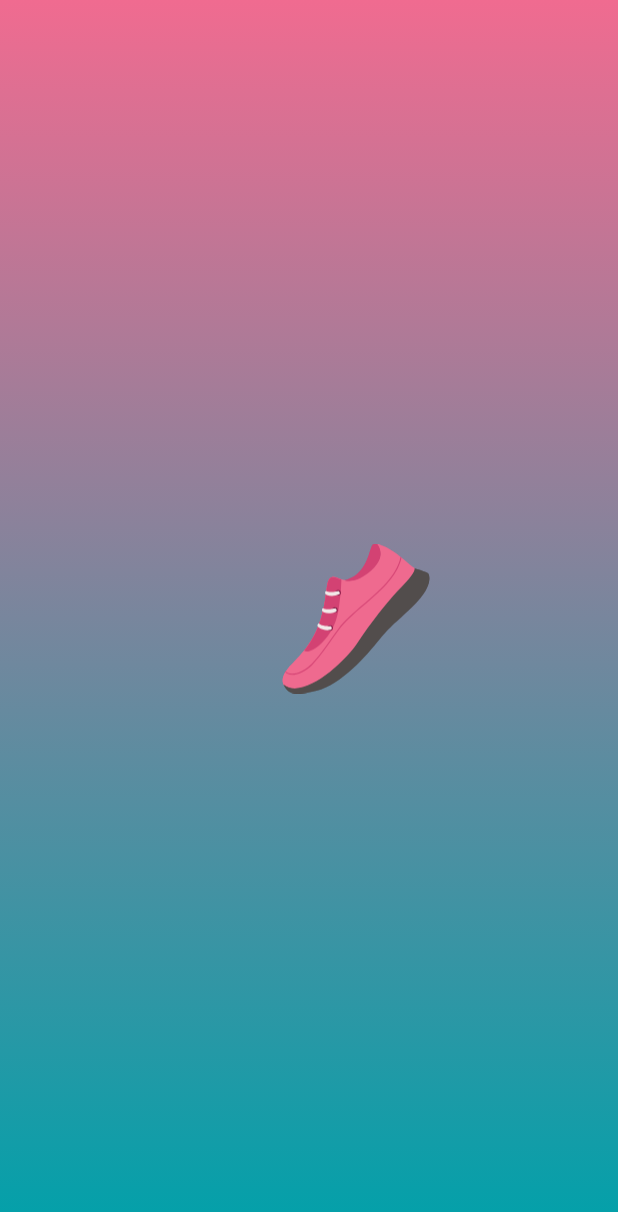
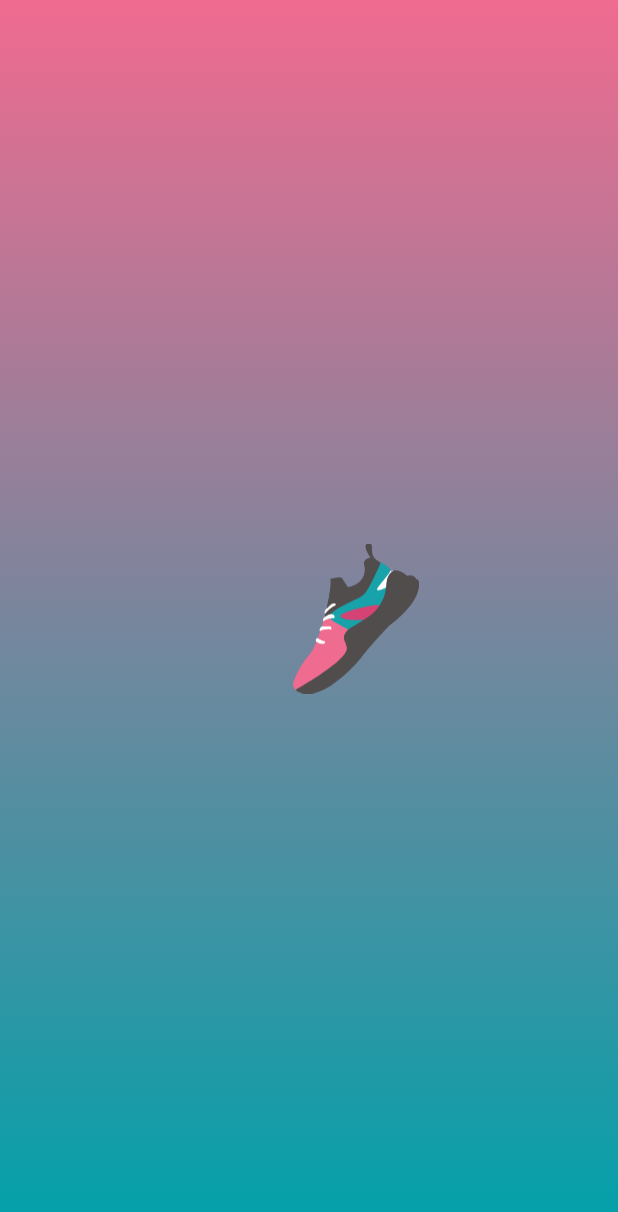
Before and after one commit to devanica/Speed, an Android app: the BrandingScreen screen opened directly, with no data from a screen before it, on a phone screen of 412 x 824 dp. Shown: the top 1212 px of the screen. Run offline under Robolectric (Android 15) with nearby library versions, the phone set to English and light mode, and no system bars.

Commit message:
Changed sneaker element

```diff
--- a/app/src/main/res/drawable/sneaker_element.xml
+++ b/app/src/main/res/drawable/sneaker_element.xml
@@ -4,36 +4,33 @@
     android:viewportWidth="300"
     android:viewportHeight="300">
   <path
-      android:pathData="M192.1,1c0,0 19.5,4.4 40.4,21.2s30.1,25.4 34.6,27.7c0,0 4.8,5.5 -24,34.9S179,159.2 153,199S43,314.4 5,281.9c0,0 -7.5,-12.3 9.2,-31.9s47.6,-43.5 64.4,-95.9s8.9,-81.5 22.6,-86.3c13.7,-4.8 30.5,24.3 73,-8.6S192.1,1 192.1,1z"
-      android:fillColor="#EF6A8F"/>
+      android:pathData="M191.8,92.8c-1.8,-3.4 22.6,-28.6 26.8,-38.3c0.3,0.6 0.6,1.2 0.8,1.8c0,0 2.2,-1.4 6.2,-1.9c-13.3,5.4 -14.5,24.4 -14.5,24.4c-0.1,3.2 -0.4,6.3 -0.8,9.2C210.4,88.1 193.9,96.7 191.8,92.8z"
+      android:fillColor="#FFFFFF"/>
   <path
-      android:pathData="M174.2,59.2C153,75.6 138.2,76.6 126.9,74c40.7,-8.8 48.7,-51.8 53.3,-65c4.6,-13.2 11.9,-8 11.9,-8S216.7,26.3 174.2,59.2z"
-      android:fillColor="#D34273"/>
+      android:pathData="M119,146.4c-6,-9.1 69.5,-26.8 78.8,-22.7c-5.9,8.9 -12,14.1 -15,17.1c-2.3,2.3 -9.5,7.2 -17.5,12.4C165.2,153.1 125,155.5 119,146.4z"
+      android:fillColor="#D44373"/>
   <path
-      android:pathData="M5,281.9c38,32.5 122,-43.2 148,-82.9s61.3,-84.6 90.1,-114.1s24,-34.9 24,-34.9s25,7.9 27.4,10.3s8.9,23.3 -23,56.5s-49,42.8 -74.3,74.3s-77.1,91.5 -126.4,103.1C21.4,305.9 14.6,299 5,281.9z"
-      android:fillColor="#524D4C"/>
+      android:pathData="M106.1,119.3c6.8,0.4 2.3,5.5 2.3,5.5c-3.9,-1.1 -16.2,11.3 -19.2,14.5c0,0 0,0 0,0c-0.4,0.5 -0.7,0.7 -0.7,0.7c-2.8,-1.3 0.3,-6.1 0.3,-6.1s0.9,-1.4 2.5,-3.3C94.8,126.3 101.3,119 106.1,119.3z"
+      android:fillColor="#FFFFFF"/>
   <path
-      android:pathData="M46.2,214.7L46.2,214.7c12,-15 24,-34.2 32.4,-60.6c16.8,-52.4 8.9,-81.5 22.6,-86.3c5.5,-1.9 11.6,1.7 19.6,4.5l0,0l-1.3,26.4c-3.9,23.6 -2.5,60.9 -31.6,93.4S46.2,214.7 46.2,214.7z"
-      android:fillColor="#D34273"/>
+      android:pathData="M119,146.4c6,9.1 46.2,6.7 46.2,6.7c-13.4,8.7 -29.4,18.2 -29.4,18.2s-0.5,0.3 -1.2,1c0,0 0,0 0,0s-28.4,-15.5 -33,-18.9c-1.7,-1.3 -2.7,-2.5 -3.2,-3.6c2.6,-0.6 5,-0.8 7,-0.3c0,0 4.2,-3 -0.7,-7c-1.3,-1.1 -3.3,-1.3 -5.4,-0.9c9,-13.2 54.4,-30.2 64.4,-38c10.7,-8.3 31.5,-55.4 35.4,-65.1c8,4.4 14.7,6.4 19.5,15.9c-4.3,9.6 -28.7,34.9 -26.8,38.3c2.1,3.8 18.6,-4.8 18.6,-4.8s0,0 0,0c0,0 0,0 0,0c0,0 0,0 0,0c-2,15.8 -7.2,27.3 -12.7,35.5C188.5,119.5 113.1,137.2 119,146.4z"
+      android:fillColor="#18A2AA"/>
   <path
-      android:pathData="M114.1,98.3m-5.5,0a5.5,5.5 0,1 1,11 0a5.5,5.5 0,1 1,-11 0"
-      android:fillColor="#811A45"/>
+      android:pathData="M199.2,38.6c-3.9,9.7 -24.7,56.8 -35.4,65.1c-10,7.8 -55.4,24.8 -64.4,38c-4.5,0.8 -9.8,3.9 -12.3,6.1c0.7,-2.8 1.5,-5.6 2.1,-8.4c0,0 0,0 0,0c3,-3.2 15.3,-15.7 19.2,-14.5c0,0 4.5,-5.1 -2.3,-5.5c-4.8,-0.3 -11.3,7 -14.8,11.4c6.4,-27.9 9.8,-52.5 7.7,-59.3c0,0 18.7,-5.1 21.8,-2.3c3,2.8 11.5,18.2 13.8,18.7c2.3,0.6 42.4,-8.1 31.4,-49.1c0,0 1.3,-9.1 14.1,-9.7c0,0 -19.7,-26.7 -5.7,-28.9c14.1,-2.2 0.9,19.2 14.2,31.1C192.3,34.6 195.9,36.8 199.2,38.6z"
+      android:fillColor="#524D4D"/>
   <path
-      android:pathData="M114.8,94.8c0,0 -17.2,4.5 -24,0.6c0,0 -4.2,0.9 -0.8,6.5c0,0 9.9,6.8 26.5,-0.2C116.5,101.7 120.1,98.4 114.8,94.8z"
-      android:fillColor="#F2E9E9"/>
+      android:pathData="M87.1,147.7c2.5,-2.2 7.8,-5.3 12.3,-6.1c2.2,-0.4 4.1,-0.2 5.4,0.9c4.9,4 0.7,7 0.7,7c-2,-0.5 -4.4,-0.3 -7,0.3c-5.4,1.2 -11.2,4 -13.3,5.1c-0.6,0.3 -0.9,0.5 -0.9,0.5c-1,-3.4 0.7,-3.6 1.5,-6.1C85.8,149 86.3,148.4 87.1,147.7C87,147.8 87,147.8 87.1,147.7z"
+      android:fillColor="#FFFFFF"/>
   <path
-      android:pathData="M107.8,133m-5.5,0a5.5,5.5 0,1 1,11 0a5.5,5.5 0,1 1,-11 0"
-      android:fillColor="#811A45"/>
+      android:pathData="M99.6,166.1c0,0 4.9,7.8 -1.3,6c-5.3,-1.6 -15.9,1.6 -19.1,2.6c-0.6,0.2 -0.9,0.3 -0.9,0.3c-1.7,0.6 -0.7,-5.4 2.6,-7.8c0.2,-0.2 0.5,-0.3 0.9,-0.5C86.2,164.9 99.6,166.1 99.6,166.1z"
+      android:fillColor="#FFFFFF"/>
   <path
-      android:pathData="M108.5,129.5c0,0 -17.2,4.5 -24,0.6c0,0 -4.2,0.9 -0.8,6.5c0,0 9.9,6.8 26.5,-0.2C110.2,136.3 113.8,133.1 108.5,129.5z"
-      android:fillColor="#F2E9E9"/>
+      android:pathData="M86.6,195c1.9,-0.7 3.9,6.2 -3.8,6.1c-6.9,-0.1 -10.9,-3.9 -11.6,-4.6c-0.1,-0.1 -0.1,-0.1 -0.1,-0.1s-4.4,-4.4 2.5,-6.8c0,0 0.1,0.1 0.3,0.2C75.7,190.7 84.9,195.7 86.6,195z"
+      android:fillColor="#FFFFFF"/>
   <path
-      android:pathData="M98.2,168.8m-5.5,0a5.5,5.5 0,1 1,11 0a5.5,5.5 0,1 1,-11 0"
-      android:fillColor="#811A45"/>
+      android:pathData="M101.7,153.4c4.6,3.4 33,18.9 33,18.9c-3.4,3 -12.3,12.3 -6.6,24c7,14.2 2.5,19 2.5,19c-11.4,26.9 -99.6,76.2 -101.2,77.1c-3,-2.7 -5.1,-6.4 -5.2,-11.3c0,0 7.5,-29.4 31.6,-56.6c5.3,-6 10.6,-15.9 15.5,-28c0.7,0.7 4.7,4.5 11.6,4.6c7.7,0.1 5.7,-6.8 3.8,-6.1c-1.7,0.7 -10.9,-4.3 -12.7,-5.3c1.8,-4.8 3.6,-9.8 5.3,-15c3.2,-1 13.8,-4.2 19.1,-2.6c6.2,1.9 1.3,-6 1.3,-6s-13.3,-1.3 -17.9,0.6c1.2,-3.9 2.3,-7.8 3.4,-11.7c2.2,-1.1 7.9,-3.9 13.3,-5.1C98.9,150.9 99.9,152.1 101.7,153.4z"
+      android:fillColor="#F06B90"/>
   <path
-      android:pathData="M99.7,165.6c0,0 -17.8,0.4 -23.5,-5c0,0 -4.3,-0.1 -2.3,6.1c0,0 8.1,8.9 25.8,6C99.8,172.6 104,170.3 99.7,165.6z"
-      android:fillColor="#F2E9E9"/>
-  <path
-      android:pathData="M9.8,255.9c2.1,2.2 11,9.4 31.3,-0.3c19.8,-9.4 34,-29.4 57.6,-62.6c4.8,-6.7 9.9,-13.9 15.5,-21.6c11.9,-16.5 30.2,-32.1 49.6,-48.7c33.2,-28.4 67.4,-57.8 75.3,-95.2c0.6,0.5 1.2,0.9 1.7,1.4c-8.4,37.5 -42.6,66.9 -75.7,95.3c-19.3,16.5 -37.5,32.1 -49.3,48.4c-5.6,7.7 -10.7,14.9 -15.5,21.6c-14.4,20.2 -25.7,36.1 -37.1,47.6c-6.8,6.8 -13.7,12 -21.2,15.6c-20.4,9.7 -30.3,3 -33.2,0.2C9,257 9.4,256.4 9.8,255.9z"
-      android:fillColor="#D34273"/>
+      android:pathData="M165.2,153.1c8,-5.2 15.2,-10.1 17.5,-12.4c3,-3 9.2,-8.2 15,-17.1c5.5,-8.3 10.6,-19.7 12.7,-35.5c0,0 0,0 0,0c0,0 0,0 0,0c0,0 0,0 0,0c0.4,-2.9 0.6,-6 0.8,-9.2c0,0 1.2,-19 14.5,-24.4c5.7,-0.7 15.1,0.7 26.8,11c0,0 11.9,-5.5 18.7,6.8c0,0 3.3,0.5 4,2.9s9.3,38 -59.8,89.4c0,0 -37,39.3 -54.9,62.7c0,0 -62.6,78 -112.4,72.3c0,0 -11.8,-0.9 -18.9,-7.2c1.7,-0.9 89.8,-50.2 101.2,-77.1c0,0 4.5,-4.8 -2.5,-19c-5.7,-11.7 3.2,-21 6.6,-24c0,0 0,0 0,0c0.8,-0.7 1.2,-1 1.2,-1S151.8,161.8 165.2,153.1z"
+      android:fillColor="#524D4D"/>
 </vector>
```
